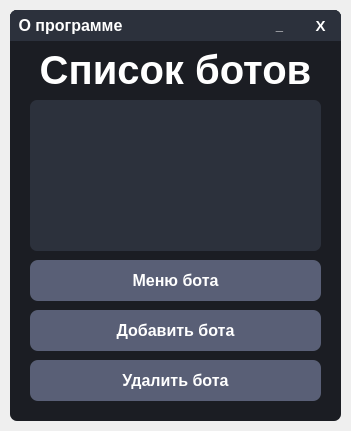
otaboyevsardorbek1/VK-Bot-ru, file VK_Bot/Main_Window/main_window.ui: the form before one commit.
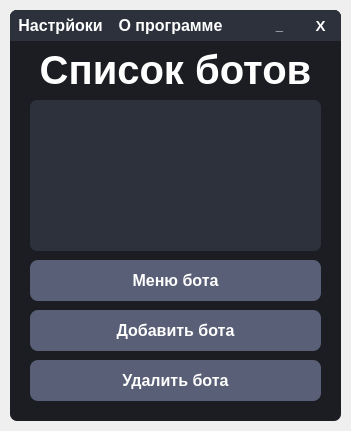
The form after the commit.

Diff of the .ui file:
```diff
--- a/VK_Bot/Main_Window/main_window.ui
+++ b/VK_Bot/Main_Window/main_window.ui
@@ -256,7 +256,7 @@
      <widget class="QPushButton" name="ProgramInfoWindowButton">
       <property name="geometry">
        <rect>
-        <x>0</x>
+        <x>100</x>
         <y>0</y>
         <width>121</width>
         <height>31</height>
@@ -275,7 +275,7 @@
       <property name="styleSheet">
        <string notr="true">QPushButton{
 	color: white;
-	border-top-left-radius: 7px;
+	border: none;
 	background-color: #2C313C;
 }
 
@@ -291,6 +291,45 @@
        <string>О программе</string>
       </property>
      </widget>
+     <widget class="QPushButton" name="SettingsProgramWindowButton">
+      <property name="geometry">
+       <rect>
+        <x>0</x>
+        <y>0</y>
+        <width>101</width>
+        <height>31</height>
+       </rect>
+      </property>
+      <property name="font">
+       <font>
+        <pointsize>12</pointsize>
+        <weight>75</weight>
+        <bold>true</bold>
+       </font>
+      </property>
+      <property name="cursor">
+       <cursorShape>PointingHandCursor</cursorShape>
+      </property>
+      <property name="styleSheet">
+       <string notr="true">QPushButton{
+	color: white;
+	border: none;
+	border-top-left-radius: 7px;
+	background-color: #2C313C;
+}
+
+QPushButton:hover{
+	background-color: #45494D;
+}
+
+QPushButton:pressed{
+	background-color: #1B1D23;
+}</string>
+      </property>
+      <property name="text">
+       <string>Настрйоки</string>
+      </property>
+     </widget>
     </widget>
     <widget class="QLabel" name="Label_1">
      <property name="geometry">
```
